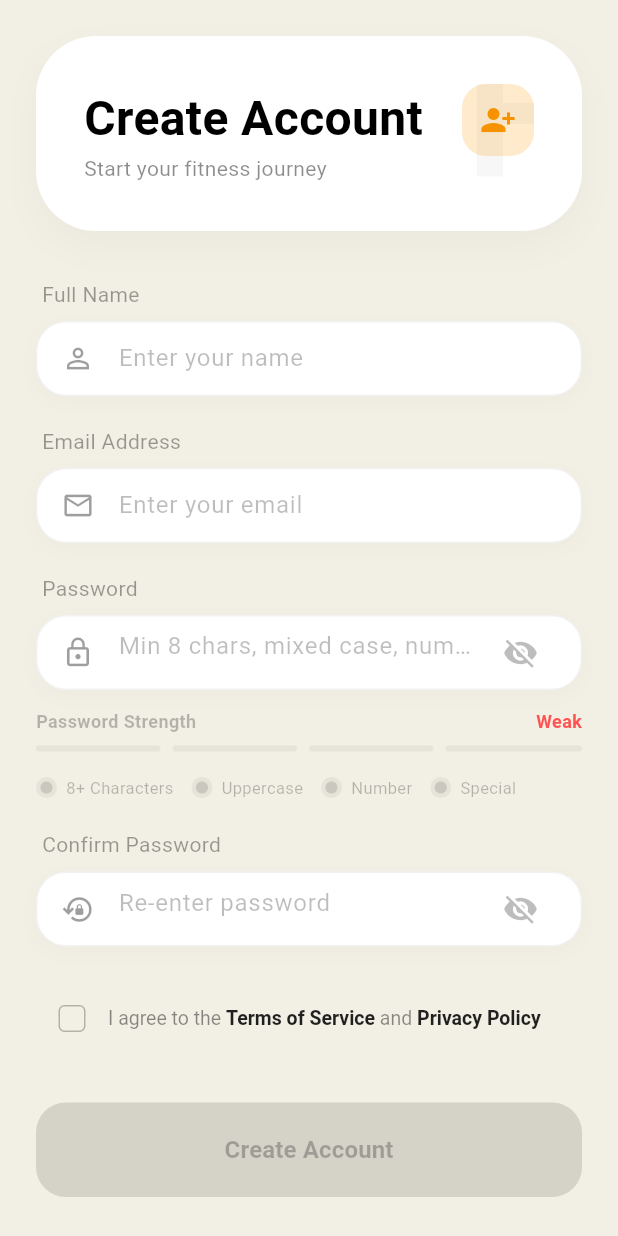
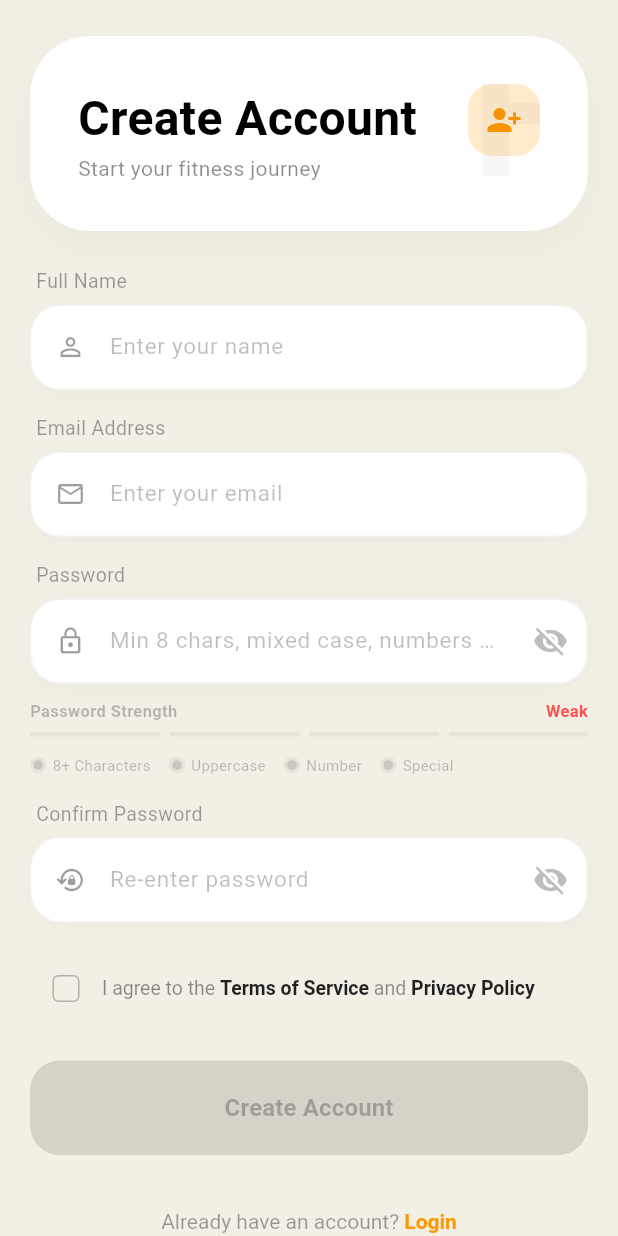
Before and after one commit to WinterDaGod/FoodGapp, a Flutter app: the RegisterScreen screen opened directly, on a phone screen of 412 x 824 dp. Run offline on Flutter 3.47's test engine with Material 3 defaults, Android fonts, the phone set to English and light mode, and no system bars; our stand-ins replace cached_network_image, firebase_auth, firebase_core, flutter_slidable, google_generative_ai, package_info_plus and 2 more; accounts and stored records are empty; generated files the repository leaves out were written again.

Commit message:
IOS AND ANDROID UI BUG FIXES

```diff
--- a/lib/screens/register_screen.dart
+++ b/lib/screens/register_screen.dart
@@ -123,14 +123,14 @@ class _RegisterScreenState extends State<RegisterScreen> {
       backgroundColor: isDark ? const Color(0xFF121212) : const Color(0xFFF2EFE4),
       body: SafeArea(
         child: SingleChildScrollView(
-          padding: const EdgeInsets.all(24),
+          padding: const EdgeInsets.symmetric(horizontal: 20, vertical: 24),
           child: Form(
             key: _formKey,
             child: Column(
               crossAxisAlignment: CrossAxisAlignment.start,
               children: [
                 _buildHeader(),
-                const SizedBox(height: 32),
+                const SizedBox(height: 24),
                 _buildLabel('Full Name'),
                 _buildTextField(
                   controller: _nameController,
@@ -139,7 +139,7 @@ class _RegisterScreenState extends State<RegisterScreen> {
                   textCapitalization: TextCapitalization.words,
                   validator: (value) => (value == null || value.trim().isEmpty) ? 'Enter your name' : null,
                 ),
-                const SizedBox(height: 20),
+                const SizedBox(height: 16),
                 _buildLabel('Email Address'),
                 _buildTextField(
                   controller: _emailController,
@@ -152,7 +152,7 @@ class _RegisterScreenState extends State<RegisterScreen> {
                     return null;
                   },
                 ),
-                const SizedBox(height: 20),
+                const SizedBox(height: 16),
                 _buildLabel('Password'),
                 _buildTextField(
                   controller: _passwordController,
@@ -173,9 +173,9 @@ class _RegisterScreenState extends State<RegisterScreen> {
                     return null;
                   },
                 ),
-                const SizedBox(height: 12),
+                const SizedBox(height: 10),
                 _buildPasswordStrengthIndicator(),
-                const SizedBox(height: 20),
+                const SizedBox(height: 16),
                 _buildLabel('Confirm Password'),
                 _buildTextField(
                   controller: _confirmController,
@@ -189,11 +189,11 @@ class _RegisterScreenState extends State<RegisterScreen> {
                   validator: (value) => (value != _passwordController.text) ? 'Passwords do not match' : null,
                 ),
                 if (_error != null) _buildErrorBanner(),
+                const SizedBox(height: 20),
+                _buildTermsCheckbox(isDark),
                 const SizedBox(height: 24),
-                _buildTermsCheckbox(isDark),
-                const SizedBox(height: 32),
                 _buildRegisterButton(),
-                const SizedBox(height: 24),
+                const SizedBox(height: 20),
                 Center(
                   child: TextButton(
                     onPressed: () => Navigator.of(context).popUntil((route) => route.isFirst),
@@ -263,8 +263,8 @@ class _RegisterScreenState extends State<RegisterScreen> {
   Widget _buildLabel(String label) {
     final isDark = Theme.of(context).brightness == Brightness.dark;
     return Padding(
-      padding: const EdgeInsets.only(left: 4, bottom: 8),
-      child: Text(label, style: TextStyle(color: isDark ? Colors.white38 : Colors.black38, fontSize: 14)),
+      padding: const EdgeInsets.only(left: 4, bottom: 6),
+      child: Text(label, style: TextStyle(color: isDark ? Colors.white38 : Colors.black38, fontSize: 13)),
     );
   }
 
@@ -280,7 +280,6 @@ class _RegisterScreenState extends State<RegisterScreen> {
   }) {
     final isDark = Theme.of(context).brightness == Brightness.dark;
     return Container(
-      padding: const EdgeInsets.symmetric(horizontal: 16),
       decoration: BoxDecoration(
         color: Theme.of(context).cardColor,
         borderRadius: BorderRadius.circular(20),
@@ -294,13 +293,19 @@ class _RegisterScreenState extends State<RegisterScreen> {
         obscureText: obscureText,
         keyboardType: keyboardType,
         textCapitalization: textCapitalization,
-        style: TextStyle(color: isDark ? Colors.white : Colors.black),
+        textAlignVertical: TextAlignVertical.center,
+        style: TextStyle(color: isDark ? Colors.white : Colors.black, fontSize: 15),
         decoration: InputDecoration(
           hintText: hint,
-          hintStyle: TextStyle(color: isDark ? Colors.white.withValues(alpha: 0.2) : Colors.black26),
+          hintStyle: TextStyle(color: isDark ? Colors.white.withValues(alpha: 0.2) : Colors.black26, fontSize: 15),
           border: InputBorder.none,
-          icon: Icon(icon, color: isDark ? Colors.white38 : Colors.black38, size: 22),
+          prefixIcon: Padding(
+            padding: const EdgeInsets.only(left: 16, right: 12),
+            child: Icon(icon, color: isDark ? Colors.white38 : Colors.black38, size: 20),
+          ),
+          prefixIconConstraints: const BoxConstraints(minWidth: 0, minHeight: 0),
           suffixIcon: suffixIcon,
+          contentPadding: const EdgeInsets.symmetric(vertical: 16),
         ),
         validator: validator,
       ),
@@ -341,23 +346,23 @@ class _RegisterScreenState extends State<RegisterScreen> {
           children: [
             Text(
               'Password Strength',
-              style: TextStyle(color: isDark ? Colors.white24 : Colors.black26, fontSize: 12, fontWeight: FontWeight.bold)
+              style: TextStyle(color: isDark ? Colors.white24 : Colors.black26, fontSize: 11, fontWeight: FontWeight.bold)
             ),
             Text(
               strengthText,
-              style: TextStyle(color: strengthColor, fontSize: 12, fontWeight: FontWeight.bold)
+              style: TextStyle(color: strengthColor, fontSize: 11, fontWeight: FontWeight.bold)
             ),
           ],
         ),
-        const SizedBox(height: 8),
+        const SizedBox(height: 6),
         Row(
           children: List.generate(4, (index) {
             final bool met = index < metCount;
             return Expanded(
               child: AnimatedContainer(
                 duration: const Duration(milliseconds: 300),
-                height: 4,
-                margin: EdgeInsets.only(right: index < 3 ? 8 : 0),
+                height: 3,
+                margin: EdgeInsets.only(right: index < 3 ? 6 : 0),
                 decoration: BoxDecoration(
                   color: met ? strengthColor : (isDark ? Colors.white.withValues(alpha: 0.05) : Colors.black.withValues(alpha: 0.05)),
                   borderRadius: BorderRadius.circular(2),
@@ -366,10 +371,10 @@ class _RegisterScreenState extends State<RegisterScreen> {
             );
           }),
         ),
-        const SizedBox(height: 16),
+        const SizedBox(height: 12),
         Wrap(
           spacing: 12,
-          runSpacing: 8,
+          runSpacing: 6,
           children: [
             _buildCheckItem('8+ Characters', checks[0], isDark),
             _buildCheckItem('Uppercase', checks[1], isDark),
@@ -387,23 +392,23 @@ class _RegisterScreenState extends State<RegisterScreen> {
       children: [
         AnimatedContainer(
           duration: const Duration(milliseconds: 300),
-          padding: const EdgeInsets.all(2),
+          padding: const EdgeInsets.all(1.5),
           decoration: BoxDecoration(
             shape: BoxShape.circle,
             color: met ? Colors.greenAccent.withValues(alpha: 0.1) : (isDark ? Colors.white.withValues(alpha: 0.05) : Colors.black.withValues(alpha: 0.05)),
           ),
           child: Icon(
             met ? Icons.check : Icons.circle,
-            size: 10,
+            size: 8,
             color: met ? Colors.greenAccent : (isDark ? Colors.white10 : Colors.black12)
           ),
         ),
-        const SizedBox(width: 6),
+        const SizedBox(width: 4),
         Text(
           label,
           style: TextStyle(
             color: met ? (isDark ? Colors.white70 : Colors.black87) : (isDark ? Colors.white12 : Colors.black26),
-            fontSize: 11,
+            fontSize: 10,
             fontWeight: met ? FontWeight.bold : FontWeight.normal,
           )
         ),
--- a/pubspec.yaml
+++ b/pubspec.yaml
@@ -1,7 +1,7 @@
 name: foodgapp
 description: "FoodGApp — an Android meal-planning and nutrition app (school capstone)."
 publish_to: 'none'
-version: 1.1.6+1
+version: 1.1.7+1
 
 environment:
   sdk: ">=3.4.0 <4.0.0"
```
Also changed, not shown: lib/screens/add_meal_screen.dart (+84 -79 lines), lib/screens/login_screen.dart (+19 -14 lines), 6 other files.
